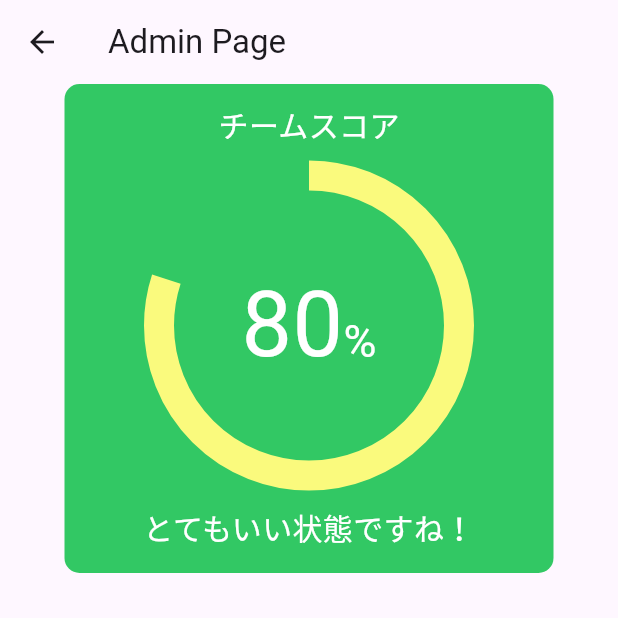
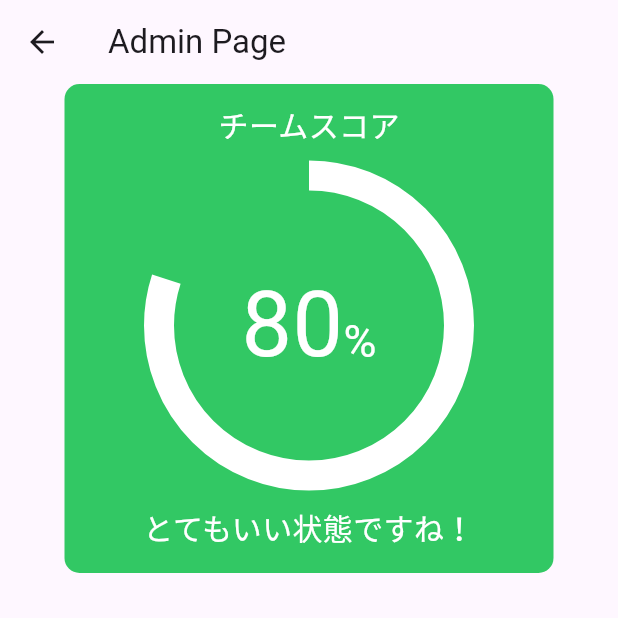
Before and after one commit to heyhey1028/flutter_forwards, a Flutter app: the AdminPage screen opened directly, on a phone screen of 412 x 824 dp, the top half of it. Run offline on Flutter 3.47's test engine with Material 2 defaults, Android fonts, the phone set to English and light mode, and no system bars; drawn by our look-alikes of fl_chart; our stand-ins replace flutter_dotenv, freezed_annotation, supabase_flutter; accounts and stored records are empty.

Commit message:
Change graph color

```diff
--- a/lib/pages/admin/ui.dart
+++ b/lib/pages/admin/ui.dart
@@ -22,16 +22,16 @@ class AdminPage extends StatelessWidget {
                   borderRadius: BorderRadius.circular(10),
                   color: ColorUtil.colorFromHex("32C864"),
                 ),
-                child: SizedBox(
+                child: const SizedBox(
                   width: 326,
                   height: 326,
                   child: Column(
                     mainAxisSize: MainAxisSize.min,
                     children: [
-                      const SizedBox(
+                      SizedBox(
                         height: 12,
                       ),
-                      const Text(
+                      Text(
                         "チームスコア",
                         style: TextStyle(
                           color: Colors.white,
@@ -44,18 +44,18 @@ class AdminPage extends StatelessWidget {
                           AppDonutChart(
                             amount: 100,
                             value: 80,
-                            color: ColorUtil.colorFromHex("FAFA7D"),
+                            color: Colors.white,
                           ),
                         ],
                       ),
-                      const Text(
+                      Text(
                         "とてもいい状態ですね！",
                         style: TextStyle(
                           color: Colors.white,
                           fontSize: 20,
                         ),
                       ),
-                      const SizedBox(
+                      SizedBox(
                         height: 12,
                       ),
                     ],
```
